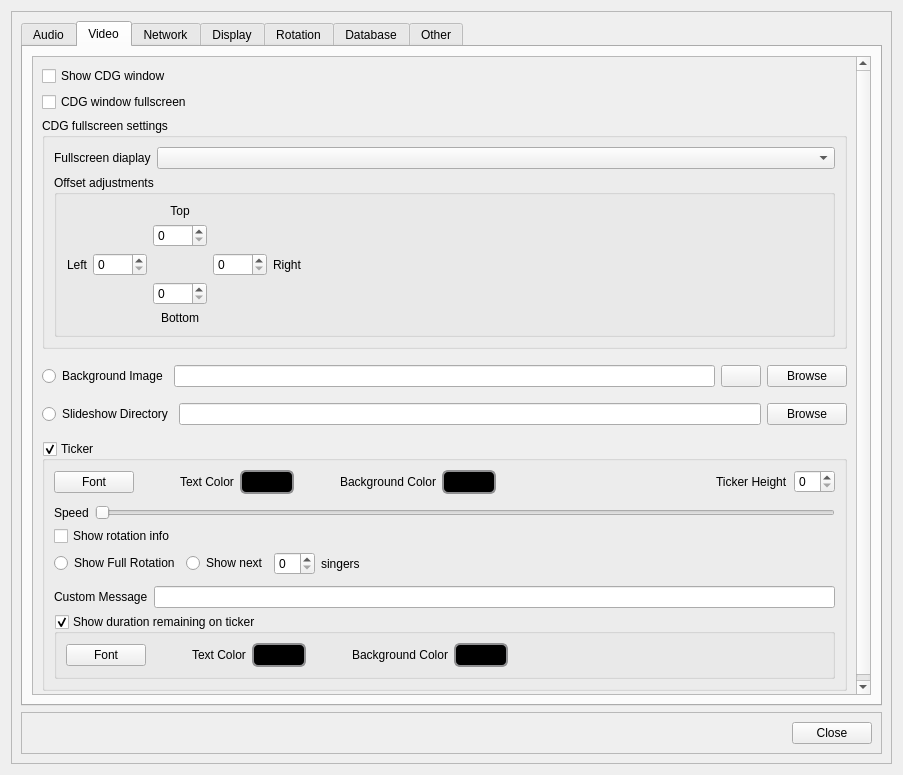
This is OpenKJ/dlgsettings.ui in OpenKJ/OpenKJ as Qt 5 draws it before an edit. The edited form follows.
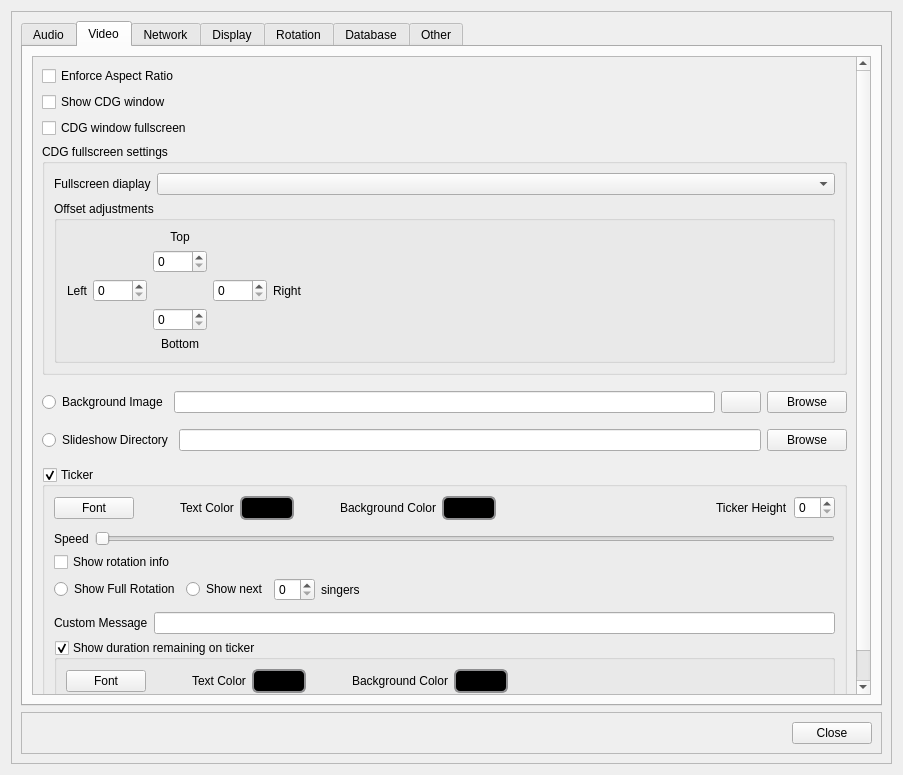
This is the edited form. Icons and pictures are not drawn.

Commit message: Add option to toggle enforcing of aspect ratio on video output

Patch:
```diff
--- a/OpenKJ/dlgsettings.ui
+++ b/OpenKJ/dlgsettings.ui
@@ -306,11 +306,21 @@
                 <rect>
                  <x>0</x>
                  <y>0</y>
-                 <width>831</width>
-                 <height>843</height>
+                 <width>825</width>
+                 <height>786</height>
                 </rect>
                </property>
                <layout class="QVBoxLayout" name="verticalLayout_11">
+                <item>
+                 <widget class="QCheckBox" name="checkBoxEnforceAspectRatio">
+                  <property name="toolTip">
+                   <string>If enabled, videos will respect the source aspect ratio when being stretched to fit the window.</string>
+                  </property>
+                  <property name="text">
+                   <string>Enforce Aspect Ratio</string>
+                  </property>
+                 </widget>
+                </item>
                 <item>
                  <widget class="QCheckBox" name="checkBoxShowCdgWindow">
                   <property name="text">
```
Left out of the diff: 4 changed lines with no effect on the pictures. The commit also changes 12 other files.
